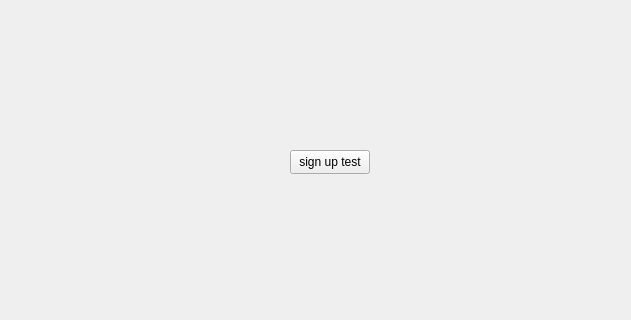
Above: Guide_me/mainwindow.ui from MARIO00410/Guide-Me before the change; both pictures show x 0 to 631 and y 120 to 440 of the 800 by 600 pixel window. Below: the same form after it.
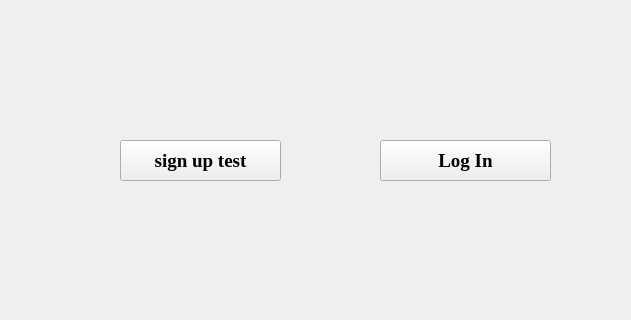
That is the form after the change.

Commit message: Final Login classes

What changed in the file:
```diff
--- a/Guide_me/mainwindow.ui
+++ b/Guide_me/mainwindow.ui
@@ -10,6 +10,13 @@
     <height>600</height>
    </rect>
   </property>
+  <property name="font">
+   <font>
+    <family>Times New Roman</family>
+    <pointsize>14</pointsize>
+    <bold>true</bold>
+   </font>
+  </property>
   <property name="windowTitle">
    <string>MainWindow</string>
   </property>
@@ -17,16 +24,29 @@
    <widget class="QPushButton" name="pushButton">
     <property name="geometry">
      <rect>
-      <x>290</x>
-      <y>270</y>
-      <width>80</width>
-      <height>24</height>
+      <x>120</x>
+      <y>260</y>
+      <width>161</width>
+      <height>41</height>
      </rect>
     </property>
     <property name="text">
      <string>sign up test</string>
     </property>
    </widget>
+   <widget class="QPushButton" name="login_main_button">
+    <property name="geometry">
+     <rect>
+      <x>380</x>
+      <y>260</y>
+      <width>171</width>
+      <height>41</height>
+     </rect>
+    </property>
+    <property name="text">
+     <string>Log In</string>
+    </property>
+   </widget>
   </widget>
   <widget class="QMenuBar" name="menubar">
    <property name="geometry">
```
Left out of the diff: 2 changed lines with no effect on the pictures. The commit also changes 8 other files.
